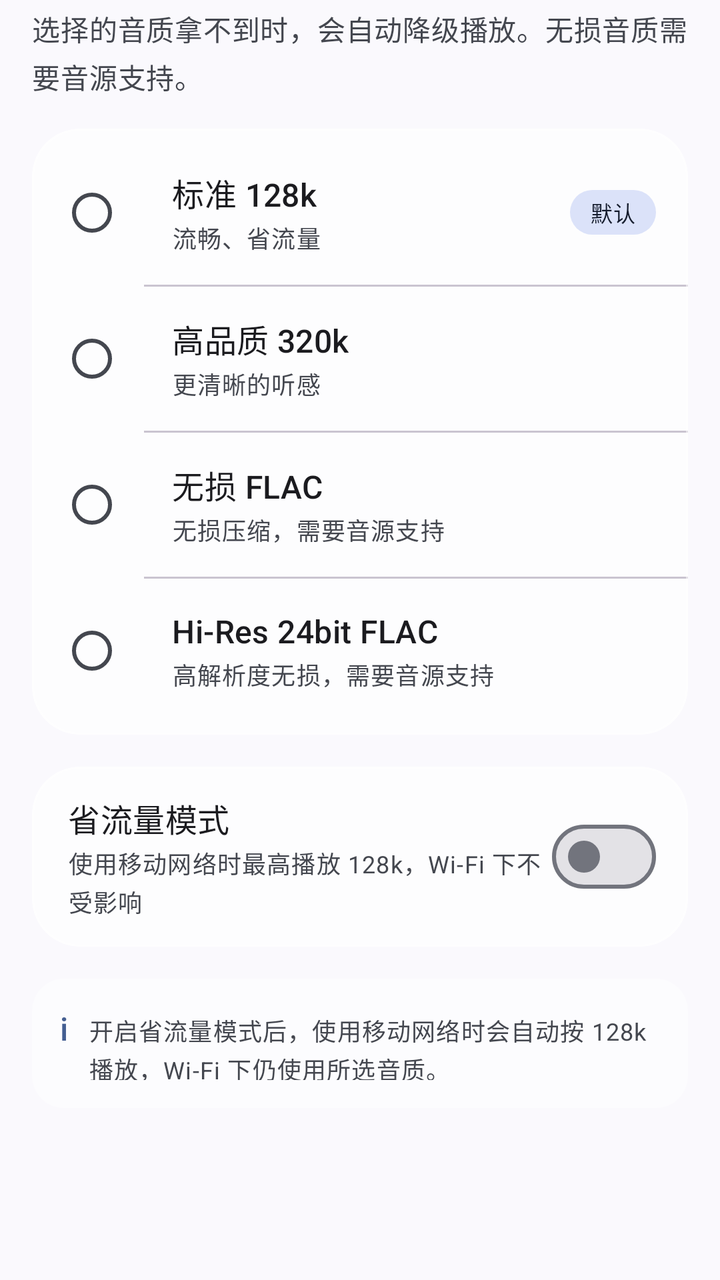
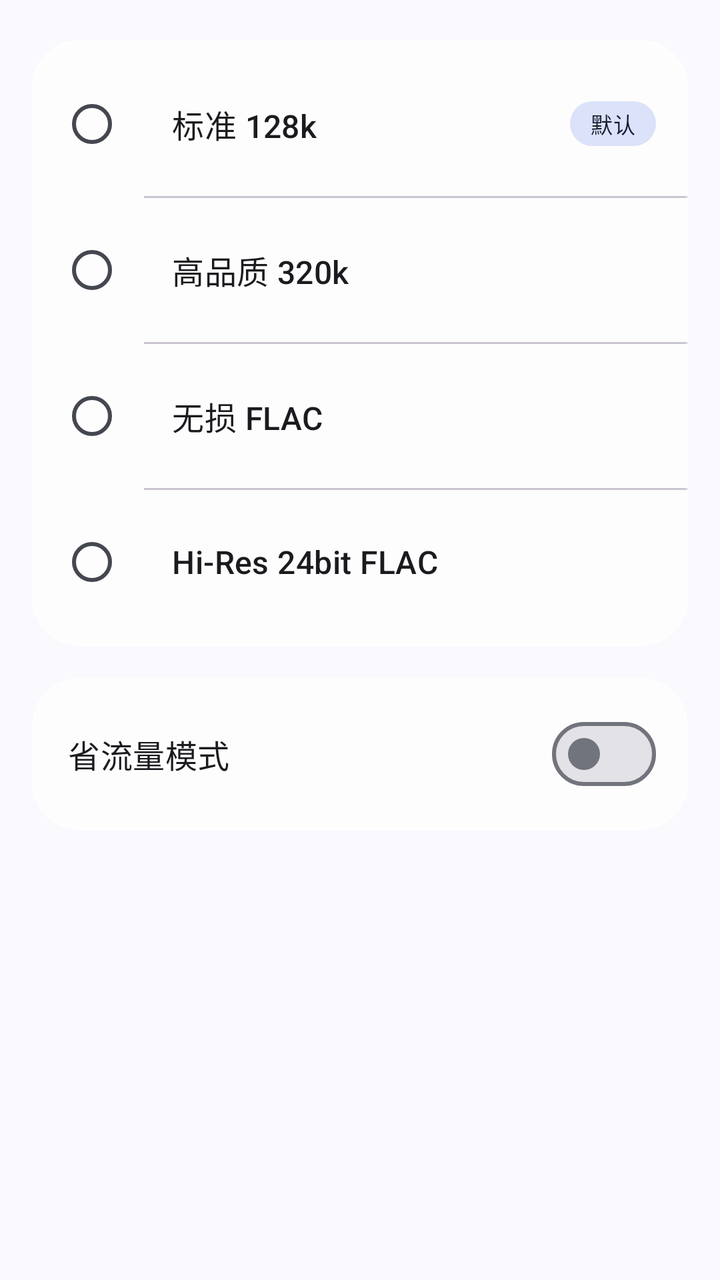

An Android layout rendered at two revisions. The XML below is the earlier revision; the diff shows what the commit changed to produce the second picture.
<!-- AndroidManifest.xml: application theme Theme.QYMusic -->
<!-- res/layout/fragment_quality.xml -->
<?xml version="1.0" encoding="utf-8"?>
<layout xmlns:android="http://schemas.android.com/apk/res/android"
    xmlns:app="http://schemas.android.com/apk/res-auto">

    <androidx.core.widget.NestedScrollView
        android:layout_width="match_parent"
        android:layout_height="match_parent"
        android:fillViewport="true"
        android:overScrollMode="never">

        <LinearLayout
            android:layout_width="match_parent"
            android:layout_height="wrap_content"
            android:orientation="vertical"
            android:paddingStart="16dp"
            android:paddingTop="4dp"
            android:paddingEnd="16dp"
            android:paddingBottom="28dp">

            <TextView
                android:layout_width="match_parent"
                android:layout_height="wrap_content"
                android:lineSpacingExtra="3dp"
                android:text="选择的音质拿不到时，会自动降级播放。无损音质需要音源支持。"
                android:textAppearance="@style/TextAppearance.Material3.BodyMedium"
                android:textColor="?attr/colorOnSurfaceVariant" />

            <com.google.android.material.card.MaterialCardView
                style="@style/Widget.Material3.CardView.Filled"
                android:layout_width="match_parent"
                android:layout_height="wrap_content"
                android:layout_marginTop="16dp"
                app:cardBackgroundColor="@color/glass_card"
                app:cardCornerRadius="24dp"
                app:cardElevation="0dp"
                app:contentPadding="0dp"
                app:strokeColor="@color/glass_stroke"
                app:strokeWidth="1dp">

                <RadioGroup
                    android:id="@+id/group_quality"
                    android:layout_width="match_parent"
                    android:layout_height="wrap_content"
                    android:orientation="vertical"
                    android:paddingTop="6dp"
                    android:paddingBottom="6dp">

                    <LinearLayout
                        android:layout_width="match_parent"
                        android:layout_height="wrap_content"
                        android:gravity="center_vertical"
                        android:minHeight="72dp"
                        android:orientation="horizontal"
                        android:paddingStart="14dp"
                        android:paddingEnd="16dp">

                        <RadioButton
                            android:id="@+id/rb_standard"
                            android:layout_width="wrap_content"
                            android:layout_height="wrap_content"
                            android:buttonTint="?attr/colorPrimary"
                            android:clickable="false"
                            android:focusable="false" />

                        <LinearLayout
                            android:layout_width="0dp"
                            android:layout_height="wrap_content"
                            android:layout_marginStart="8dp"
                            android:layout_weight="1"
                            android:orientation="vertical">

                            <TextView
                                android:layout_width="match_parent"
                                android:layout_height="wrap_content"
                                android:text="标准 128k"
                                android:textAppearance="@style/TextAppearance.Material3.TitleMedium" />

                            <TextView
                                android:layout_width="match_parent"
                                android:layout_height="wrap_content"
                                android:layout_marginTop="2dp"
                                android:text="流畅、省流量"
                                android:textAppearance="@style/TextAppearance.Material3.BodySmall"
                                android:textColor="?attr/colorOnSurfaceVariant" />

                        </LinearLayout>

                        <TextView
                            android:layout_width="wrap_content"
                            android:layout_height="wrap_content"
                            android:background="@drawable/bg_badge"
                            android:paddingStart="10dp"
                            android:paddingTop="3dp"
                            android:paddingEnd="10dp"
                            android:paddingBottom="3dp"
                            android:text="默认"
                            android:textAppearance="@style/TextAppearance.Material3.LabelSmall"
                            android:textColor="?attr/colorOnSecondaryContainer" />

                    </LinearLayout>

                    <View
                        android:layout_width="match_parent"
                        android:layout_height="1dp"
                        android:layout_marginStart="56dp"
                        android:background="?attr/colorOutlineVariant" />

                    <LinearLayout
                        android:layout_width="match_parent"
                        android:layout_height="wrap_content"
                        android:gravity="center_vertical"
                        android:minHeight="72dp"
                        android:orientation="horizontal"
                        android:paddingStart="14dp"
                        android:paddingEnd="16dp">

                        <RadioButton
                            android:id="@+id/rb_high"
                            android:layout_width="wrap_content"
                            android:layout_height="wrap_content"
                            android:buttonTint="?attr/colorPrimary"
                            android:clickable="false"
                            android:focusable="false" />

                        <LinearLayout
                            android:layout_width="0dp"
                            android:layout_height="wrap_content"
                            android:layout_marginStart="8dp"
                            android:layout_weight="1"
                            android:orientation="vertical">

                            <TextView
                                android:layout_width="match_parent"
                                android:layout_height="wrap_content"
                                android:text="高品质 320k"
                                android:textAppearance="@style/TextAppearance.Material3.TitleMedium" />

                            <TextView
                                android:layout_width="match_parent"
                                android:layout_height="wrap_content"
                                android:layout_marginTop="2dp"
                                android:text="更清晰的听感"
                                android:textAppearance="@style/TextAppearance.Material3.BodySmall"
                                android:textColor="?attr/colorOnSurfaceVariant" />

                        </LinearLayout>

                    </LinearLayout>

                    <View
                        android:layout_width="match_parent"
                        android:layout_height="1dp"
                        android:layout_marginStart="56dp"
                        android:background="?attr/colorOutlineVariant" />

                    <LinearLayout
                        android:layout_width="match_parent"
                        android:layout_height="wrap_content"
                        android:gravity="center_vertical"
                        android:minHeight="72dp"
                        android:orientation="horizontal"
                        android:paddingStart="14dp"
                        android:paddingEnd="16dp">

                        <RadioButton
                            android:id="@+id/rb_lossless"
                            android:layout_width="wrap_content"
                            android:layout_height="wrap_content"
                            android:buttonTint="?attr/colorPrimary"
                            android:clickable="false"
                            android:focusable="false" />

                        <LinearLayout
                            android:layout_width="0dp"
                            android:layout_height="wrap_content"
                            android:layout_marginStart="8dp"
                            android:layout_weight="1"
                            android:orientation="vertical">

                            <TextView
                                android:layout_width="match_parent"
                                android:layout_height="wrap_content"
                                android:text="无损 FLAC"
                                android:textAppearance="@style/TextAppearance.Material3.TitleMedium" />

                            <TextView
                                android:layout_width="match_parent"
                                android:layout_height="wrap_content"
                                android:layout_marginTop="2dp"
                                android:text="无损压缩，需要音源支持"
                                android:textAppearance="@style/TextAppearance.Material3.BodySmall"
                                android:textColor="?attr/colorOnSurfaceVariant" />

                        </LinearLayout>

                    </LinearLayout>

                    <View
                        android:layout_width="match_parent"
                        android:layout_height="1dp"
                        android:layout_marginStart="56dp"
                        android:background="?attr/colorOutlineVariant" />

                    <LinearLayout
                        android:layout_width="match_parent"
                        android:layout_height="wrap_content"
                        android:gravity="center_vertical"
                        android:minHeight="72dp"
                        android:orientation="horizontal"
                        android:paddingStart="14dp"
                        android:paddingEnd="16dp">

                        <RadioButton
                            android:id="@+id/rb_hires"
                            android:layout_width="wrap_content"
                            android:layout_height="wrap_content"
                            android:buttonTint="?attr/colorPrimary"
                            android:clickable="false"
                            android:focusable="false" />

                        <LinearLayout
                            android:layout_width="0dp"
                            android:layout_height="wrap_content"
                            android:layout_marginStart="8dp"
                            android:layout_weight="1"
                            android:orientation="vertical">

                            <TextView
                                android:layout_width="match_parent"
                                android:layout_height="wrap_content"
                                android:text="Hi-Res 24bit FLAC"
                                android:textAppearance="@style/TextAppearance.Material3.TitleMedium" />

                            <TextView
                                android:layout_width="match_parent"
                                android:layout_height="wrap_content"
                                android:layout_marginTop="2dp"
                                android:text="高解析度无损，需要音源支持"
                                android:textAppearance="@style/TextAppearance.Material3.BodySmall"
                                android:textColor="?attr/colorOnSurfaceVariant" />

                        </LinearLayout>

                    </LinearLayout>

                </RadioGroup>

            </com.google.android.material.card.MaterialCardView>

            <com.google.android.material.card.MaterialCardView
                style="@style/Widget.Material3.CardView.Filled"
                android:layout_width="match_parent"
                android:layout_height="wrap_content"
                android:layout_marginTop="16dp"
                app:cardBackgroundColor="@color/glass_card"
                app:cardCornerRadius="24dp"
                app:cardElevation="0dp"
                app:contentPadding="0dp"
                app:strokeColor="@color/glass_stroke"
                app:strokeWidth="1dp">

                <LinearLayout
                    android:id="@+id/item_data_saver"
                    android:layout_width="match_parent"
                    android:layout_height="wrap_content"
                    android:background="?attr/selectableItemBackground"
                    android:gravity="center_vertical"
                    android:minHeight="72dp"
                    android:orientation="horizontal"
                    android:paddingStart="18dp"
                    android:paddingTop="14dp"
                    android:paddingEnd="16dp"
                    android:paddingBottom="14dp">

                    <LinearLayout
                        android:layout_width="0dp"
                        android:layout_height="wrap_content"
                        android:layout_weight="1"
                        android:orientation="vertical">

                        <TextView
                            android:layout_width="match_parent"
                            android:layout_height="wrap_content"
                            android:text="省流量模式"
                            android:textAppearance="@style/TextAppearance.Material3.TitleMedium" />

                        <TextView
                            android:layout_width="match_parent"
                            android:layout_height="wrap_content"
                            android:layout_marginTop="2dp"
                            android:text="使用移动网络时最高播放 128k，Wi-Fi 下不受影响"
                            android:textAppearance="@style/TextAppearance.Material3.BodySmall"
                            android:textColor="?attr/colorOnSurfaceVariant" />

                    </LinearLayout>

                    <com.google.android.material.materialswitch.MaterialSwitch
                        android:id="@+id/switch_data_saver"
                        android:layout_width="wrap_content"
                        android:layout_height="wrap_content" />

                </LinearLayout>

            </com.google.android.material.card.MaterialCardView>

            <LinearLayout
                android:layout_width="match_parent"
                android:layout_height="wrap_content"
                android:layout_marginTop="16dp"
                android:background="@drawable/bg_mini_tile"
                android:orientation="horizontal"
                android:padding="14dp">

                <TextView
                    android:layout_width="wrap_content"
                    android:layout_height="wrap_content"
                    android:text="i"
                    android:textAppearance="@style/TextAppearance.Material3.TitleMedium"
                    android:textColor="?attr/colorPrimary" />

                <TextView
                    android:layout_width="0dp"
                    android:layout_height="wrap_content"
                    android:layout_marginStart="10dp"
                    android:layout_weight="1"
                    android:lineSpacingExtra="3dp"
                    android:text="开启省流量模式后，使用移动网络时会自动按 128k 播放，Wi-Fi 下仍使用所选音质。"
                    android:textAppearance="@style/TextAppearance.Material3.BodySmall"
                    android:textColor="?attr/colorOnSurfaceVariant" />

            </LinearLayout>

        </LinearLayout>

    </androidx.core.widget.NestedScrollView>

</layout>
<!-- resources referenced by this layout -->
<resources>
  <color name="glass_card">#B8FFFFFF</color>
  <color name="glass_stroke">#80FFFFFF</color>
  <!-- drawable bg_badge (drawable) -->
  <?xml version="1.0" encoding="utf-8"?>
  <shape xmlns:android="http://schemas.android.com/apk/res/android"
      android:shape="rectangle">
      <solid android:color="?attr/colorSecondaryContainer" />
      <corners android:radius="999dp" />
  </shape>
  <!-- drawable bg_mini_tile (drawable) -->
  <?xml version="1.0" encoding="utf-8"?>
  <shape xmlns:android="http://schemas.android.com/apk/res/android"
      android:shape="rectangle">
      <solid android:color="#66FFFFFF" />
      <corners android:radius="16dp" />
  </shape>
  <style name="Theme.QYMusic" parent="Theme.Material3.DynamicColors.DayNight.NoActionBar">
          
          <item name="android:statusBarColor">@android:color/transparent</item>
          <item name="android:navigationBarColor">@android:color/transparent</item>
          <item name="android:windowTranslucentStatus">false</item>
          <item name="android:windowLightStatusBar">true</item>
          <item name="android:windowLightNavigationBar" tools:targetApi="27">true</item>
          <item name="android:enforceNavigationBarContrast" tools:targetApi="29">false</item>
          
      </style>
</resources>

<!-- the commit's change to res/layout/fragment_quality.xml (unified diff, before → after) -->
@@ -16,14 +16,6 @@
             android:paddingTop="4dp"
             android:paddingEnd="16dp"
             android:paddingBottom="28dp">
-
-            <TextView
-                android:layout_width="match_parent"
-                android:layout_height="wrap_content"
-                android:lineSpacingExtra="3dp"
-                android:text="选择的音质拿不到时，会自动降级播放。无损音质需要音源支持。"
-                android:textAppearance="@style/TextAppearance.Material3.BodyMedium"
-                android:textColor="?attr/colorOnSurfaceVariant" />
 
             <com.google.android.material.card.MaterialCardView
                 style="@style/Widget.Material3.CardView.Filled"
@@ -75,14 +67,6 @@
                                 android:text="标准 128k"
                                 android:textAppearance="@style/TextAppearance.Material3.TitleMedium" />
 
-                            <TextView
-                                android:layout_width="match_parent"
-                                android:layout_height="wrap_content"
-                                android:layout_marginTop="2dp"
-                                android:text="流畅、省流量"
-                                android:textAppearance="@style/TextAppearance.Material3.BodySmall"
-                                android:textColor="?attr/colorOnSurfaceVariant" />
-
                         </LinearLayout>
 
                         <TextView
@@ -135,14 +119,6 @@
                                 android:text="高品质 320k"
                                 android:textAppearance="@style/TextAppearance.Material3.TitleMedium" />
 
-                            <TextView
-                                android:layout_width="match_parent"
-                                android:layout_height="wrap_content"
-                                android:layout_marginTop="2dp"
-                                android:text="更清晰的听感"
-                                android:textAppearance="@style/TextAppearance.Material3.BodySmall"
-                                android:textColor="?attr/colorOnSurfaceVariant" />
-
                         </LinearLayout>
 
                     </LinearLayout>
@@ -183,14 +159,6 @@
                                 android:text="无损 FLAC"
                                 android:textAppearance="@style/TextAppearance.Material3.TitleMedium" />
 
-                            <TextView
-                                android:layout_width="match_parent"
-                                android:layout_height="wrap_content"
-                                android:layout_marginTop="2dp"
-                                android:text="无损压缩，需要音源支持"
-                                android:textAppearance="@style/TextAppearance.Material3.BodySmall"
-                                android:textColor="?attr/colorOnSurfaceVariant" />
-
                         </LinearLayout>
 
                     </LinearLayout>
@@ -230,14 +198,6 @@
                                 android:layout_height="wrap_content"
                                 android:text="Hi-Res 24bit FLAC"
                                 android:textAppearance="@style/TextAppearance.Material3.TitleMedium" />
-
-                            <TextView
-                                android:layout_width="match_parent"
-                                android:layout_height="wrap_content"
-                                android:layout_marginTop="2dp"
-                                android:text="高解析度无损，需要音源支持"
-                                android:textAppearance="@style/TextAppearance.Material3.BodySmall"
-                                android:textColor="?attr/colorOnSurfaceVariant" />
 
                         </LinearLayout>
 
@@ -284,14 +244,6 @@
                             android:text="省流量模式"
                             android:textAppearance="@style/TextAppearance.Material3.TitleMedium" />
 
-                        <TextView
-                            android:layout_width="match_parent"
-                            android:layout_height="wrap_content"
-                            android:layout_marginTop="2dp"
-                            android:text="使用移动网络时最高播放 128k，Wi-Fi 下不受影响"
-                            android:textAppearance="@style/TextAppearance.Material3.BodySmall"
-                            android:textColor="?attr/colorOnSurfaceVariant" />
-
                     </LinearLayout>
 
                     <com.google.android.material.materialswitch.MaterialSwitch
@@ -302,34 +254,6 @@
                 </LinearLayout>
 
             </com.google.android.material.card.MaterialCardView>
-
-            <LinearLayout
-                android:layout_width="match_parent"
-                android:layout_height="wrap_content"
-                android:layout_marginTop="16dp"
-                android:background="@drawable/bg_mini_tile"
-                android:orientation="horizontal"
-                android:padding="14dp">
-
-                <TextView
-                    android:layout_width="wrap_content"
-                    android:layout_height="wrap_content"
-                    android:text="i"
-                    android:textAppearance="@style/TextAppearance.Material3.TitleMedium"
-                    android:textColor="?attr/colorPrimary" />
-
-                <TextView
-                    android:layout_width="0dp"
-                    android:layout_height="wrap_content"
-                    android:layout_marginStart="10dp"
-                    android:layout_weight="1"
-                    android:lineSpacingExtra="3dp"
-                    android:text="开启省流量模式后，使用移动网络时会自动按 128k 播放，Wi-Fi 下仍使用所选音质。"
-                    android:textAppearance="@style/TextAppearance.Material3.BodySmall"
-                    android:textColor="?attr/colorOnSurfaceVariant" />
-
-            </LinearLayout>
-
         </LinearLayout>
 
     </androidx.core.widget.NestedScrollView>
<!-- resource entries referenced after the edit -->
@@ -8,13 +8,6 @@
       android:shape="rectangle">
       <solid android:color="?attr/colorSecondaryContainer" />
       <corners android:radius="999dp" />
-  </shape>
-  <!-- drawable bg_mini_tile (drawable) -->
-  <?xml version="1.0" encoding="utf-8"?>
-  <shape xmlns:android="http://schemas.android.com/apk/res/android"
-      android:shape="rectangle">
-      <solid android:color="#66FFFFFF" />
-      <corners android:radius="16dp" />
   </shape>
   <style name="Theme.QYMusic" parent="Theme.Material3.DynamicColors.DayNight.NoActionBar">
           
